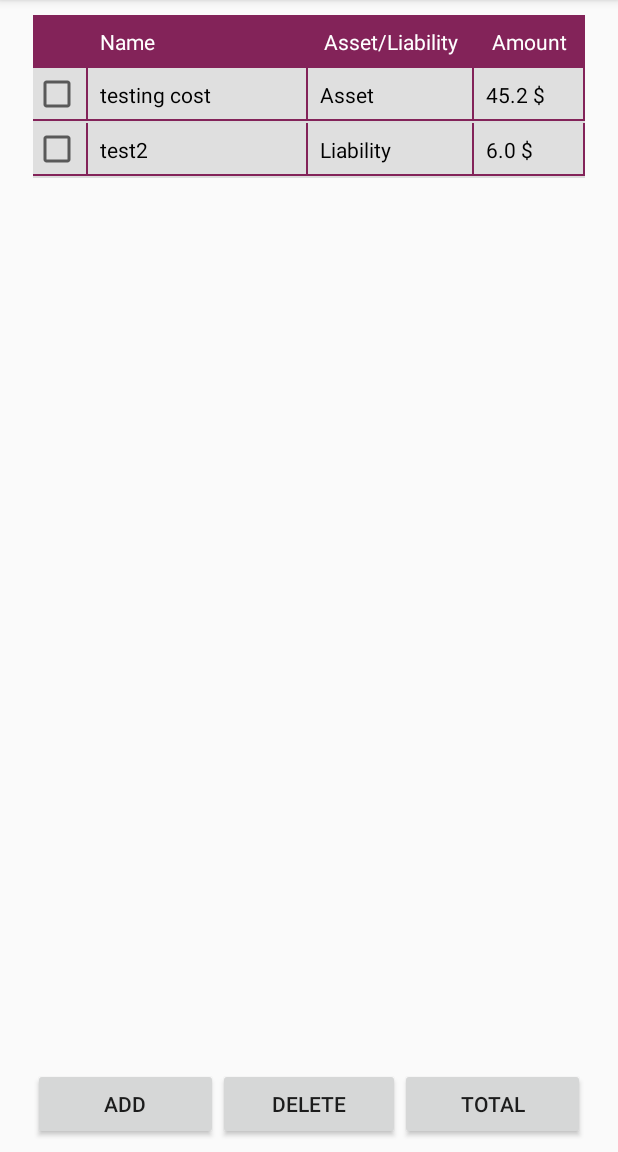
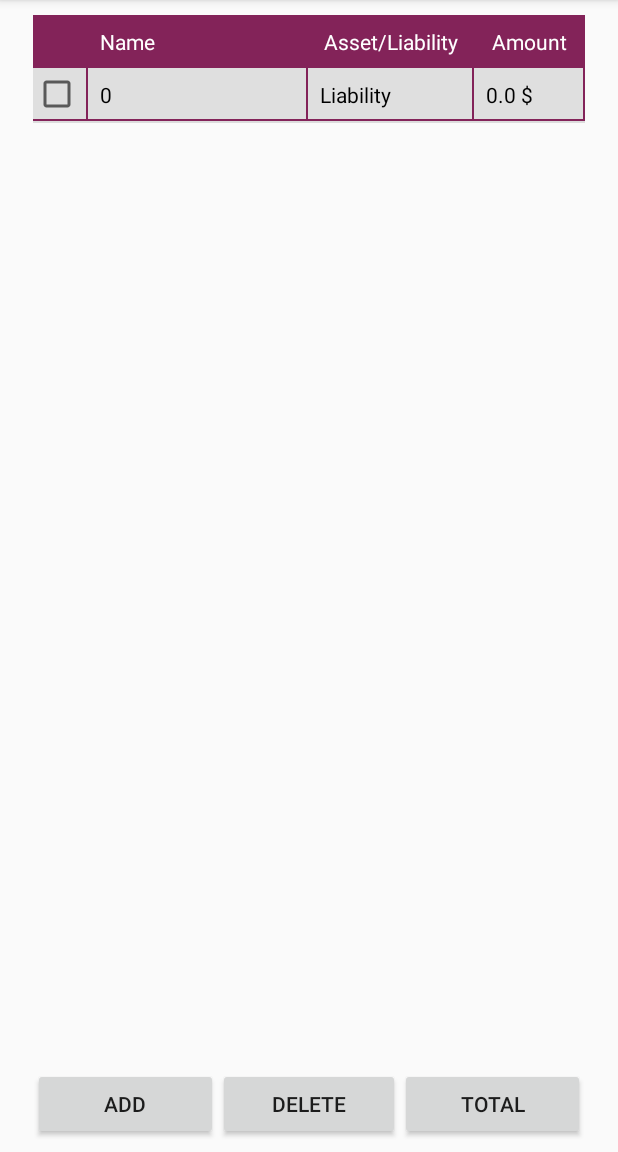
Before and after one commit to komarovn/LocalDB-android, an Android app: the screen it shows after launch (MainActivity), on a phone screen of 412 x 824 dp, the part 84-1236 px from its top. Run offline under Robolectric (Android 15) with nearby library versions, the phone set to English and light mode, and no system bars.

Commit message:
Create sqlite database.

```diff
--- a/app/src/main/java/com/mobile/localdb/MainActivity.java
+++ b/app/src/main/java/com/mobile/localdb/MainActivity.java
@@ -8,16 +8,21 @@ import android.widget.ListView;
 
 import com.mobile.localdb.adapter.TableAdapter;
 import com.mobile.localdb.model.Cost;
+import com.mobile.localdb.model.DatabaseOperations;
 
-import java.util.Arrays;
 import java.util.List;
 
 public class MainActivity extends AppCompatActivity {
+    private DatabaseOperations db;
 
     @Override
     protected void onCreate(Bundle savedInstanceState) {
         super.onCreate(savedInstanceState);
         setContentView(R.layout.activity_main);
+
+        this.db = DatabaseOperations.getInstance();
+        this.db.init(openOrCreateDatabase("cost_accounting", MODE_PRIVATE, null));
+
         initTable();
     }
 
@@ -32,7 +37,9 @@ public class MainActivity extends AppCompatActivity {
     }
 
     private void initTable() {
-        List<Cost> data = Arrays.asList(new Cost("testing cost", true, 45.20, 1), new Cost("test2", false, 6., 1));
+        db.createCost("testing", true, 45.20);
+        db.createCost("test2", false, 6.);
+        List<Cost> data = db.getData();
 
         ListView table = (ListView) findViewById(R.id.dataTable);
         TableAdapter adapter = new TableAdapter(data, this);
--- a/app/src/main/java/com/mobile/localdb/model/Cost.java
+++ b/app/src/main/java/com/mobile/localdb/model/Cost.java
@@ -1,16 +1,26 @@
 package com.mobile.localdb.model;
 
 public class Cost {
+    private int id;
     private String name;
     private boolean isAsset;
     private Double amount;
     private int version;
 
-    public Cost(String name, boolean isAsset, Double amount, int version) {
+    public Cost(int id, String name, boolean isAsset, Double amount, int version) {
+        this.id = id;
         this.name = name;
         this.isAsset = isAsset;
         this.amount = amount;
         this.version = version;
+    }
+
+    public int getId() {
+        return id;
+    }
+
+    public void setId(int id) {
+        this.id = id;
     }
 
     public String getName() {
--- /dev/null
+++ b/app/src/main/java/com/mobile/localdb/model/DatabaseOperations.java
@@ -0,0 +1,57 @@
+package com.mobile.localdb.model;
+
+import android.database.Cursor;
+import android.database.sqlite.SQLiteDatabase;
+
+import java.util.ArrayList;
+import java.util.List;
+
+public class DatabaseOperations {
+    private static DatabaseOperations singleton;
+    private SQLiteDatabase db;
+
+    static {
+        singleton = new DatabaseOperations();
+    }
+
+    public static DatabaseOperations getInstance() {
+        return singleton;
+    }
+
+    public void init(SQLiteDatabase db) {
+        this.db = db;
+        this.db.execSQL("DROP TABLE IF EXISTS costs;");
+        this.db.execSQL("CREATE TABLE IF NOT EXISTS costs(" +
+                "id INTEGER PRIMARY KEY AUTOINCREMENT," +
+                "name CHAR(100) NOT NULL," +
+                "is_asset INTEGER NOT NULL," +
+                "amount REAL NOT NULL," +
+                "version INTEGER);");
+    }
+
+    public void createCost(String name, boolean isAsset, double amount) {
+        db.execSQL("INSERT INTO costs ('name', 'is_asset', 'amount', 'version') VALUES ('"+ name + "', " +
+                (isAsset ? 1 : 0) + ", " +
+                String.valueOf(amount) + ", null);");
+    }
+
+    public void removeCost(int id) {
+        db.execSQL("DELETE FROM costs WHERE id = " + String.valueOf(id) + ";");
+    }
+
+    public List<Cost> getData() {
+        List<Cost> result = new ArrayList<Cost>();
+
+        Cursor cursor = db.rawQuery("SELECT * FROM costs;", null);
+        if (cursor.moveToFirst()) {
+            while (cursor.moveToNext()) {
+                Cost cost = new Cost(cursor.getInt(1), cursor.getString(2), cursor.getInt(3) == 1,
+                        cursor.getDouble(4), 1);
+                result.add(cost);
+            }
+        }
+
+        cursor.close();
+        return result;
+    }
+}
```
